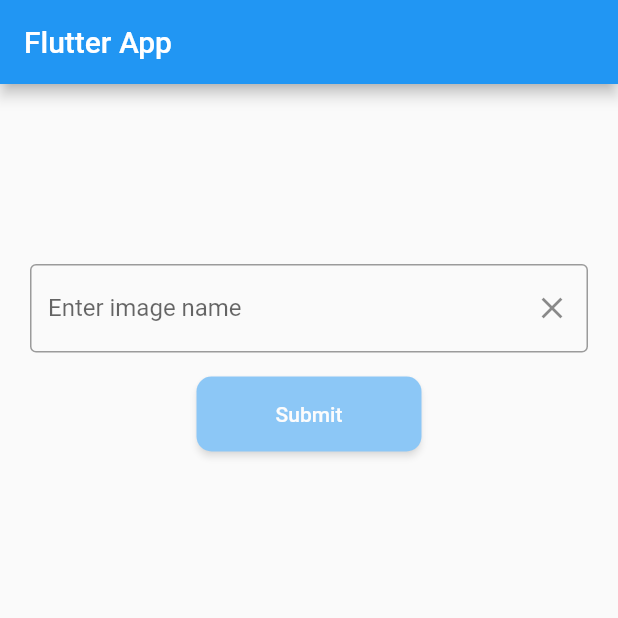
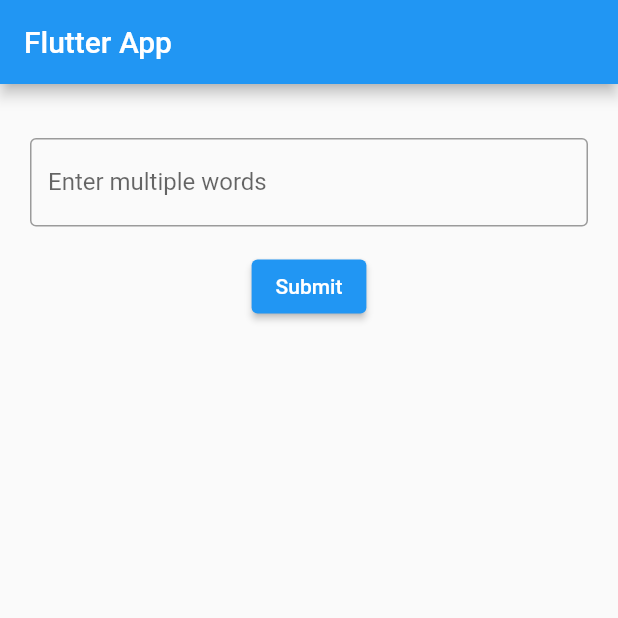
Before and after one commit to eyos-ias/Text-to-ASL, a Flutter app: the screen it shows after launch, after a tap on "Submit", on a phone screen of 412 x 824 dp, the top half of it. Run offline on Flutter 3.47's test engine with Material 2 defaults, Android fonts, the phone set to English and light mode, and no system bars.

Commit message:
working with multiple words

```diff
--- a/lib/homepage.dart
+++ b/lib/homepage.dart
@@ -7,17 +7,7 @@ class MyHomePage extends StatefulWidget {
 
 class _MyHomePageState extends State<MyHomePage> {
   final TextEditingController _textEditingController = TextEditingController();
-  bool _isDisplayVisible = false;
-  String imageName = '';
-  Map<String, String> imageMap = {
-    'image': 'images/image.jpg',
-    'all': 'images/all.gif',
-    // Add mappings for the remaining images here
-    // 'image3': 'images/image3.jpg',
-    // 'image4': 'images/image4.jpg',
-    // ...
-    // 'image25': 'images/image25.jpg',
-  };
+  List<String> words = [];
 
   @override
   void dispose() {
@@ -26,12 +16,18 @@ class _MyHomePageState extends State<MyHomePage> {
   }
 
   void _submitForm() {
-    FocusScope.of(context).unfocus(); // Hide the keyboard
-    if (imageName.isNotEmpty) {
+    String input = _textEditingController.text.trim();
+    if (input.isNotEmpty) {
+      List<String> inputWords = input.split(' ');
       setState(() {
-        _isDisplayVisible = true;
+        words.addAll(inputWords);
       });
+      _textEditingController.clear();
     }
+  }
+
+  String getGifPath(String word) {
+    return 'images/$word.gif';
   }
 
   @override
@@ -45,75 +41,39 @@ class _MyHomePageState extends State<MyHomePage> {
           padding: EdgeInsets.all(20.0),
           child: Column(
             children: [
-              Visibility(
-                visible: _isDisplayVisible,
-                child: Column(
-                  children: [
-                    Container(
-                      width: double.infinity,
-                      height: 200.0,
-                      decoration: BoxDecoration(
-                        border: Border.all(color: Colors.blue),
-                      ),
-                      child: Image.asset(
-                        imageMap[imageName] ?? '',
-                        fit: BoxFit.cover,
-                      ),
-                    ),
-                    SizedBox(height: 16.0),
-                    ElevatedButton(
-                      onPressed: () {
-                        setState(() {
-                          _isDisplayVisible = false;
-                        });
-                      },
-                      child: Text('Return to Homepage'),
-                    ),
-                  ],
+              GridView.builder(
+                shrinkWrap: true,
+                physics: NeverScrollableScrollPhysics(),
+                gridDelegate: SliverGridDelegateWithFixedCrossAxisCount(
+                  crossAxisCount: 2,
+                  crossAxisSpacing: 10.0,
+                  mainAxisSpacing: 10.0,
                 ),
+                itemCount: words.length,
+                itemBuilder: (context, index) {
+                  String word = words[index];
+                  String gifPath = getGifPath(word);
+                  return Image.asset(
+                    gifPath,
+                    width: 200.0,
+                    height: 200.0,
+                  );
+                },
               ),
-              SizedBox(height: 100.0),
+              SizedBox(height: 16.0),
               TextField(
                 controller: _textEditingController,
                 decoration: InputDecoration(
-                  labelText: 'Enter image name',
+                  labelText: 'Enter multiple words',
                   border: OutlineInputBorder(
                     borderSide: BorderSide(color: Colors.blue),
                   ),
-                  suffixIcon: IconButton(
-                    icon: Icon(Icons.clear),
-                    onPressed: () {
-                      setState(() {
-                        _textEditingController.clear();
-                        imageName = '';
-                        _isDisplayVisible =
-                            false; // Hide display box and button
-                      });
-                    },
-                  ),
                 ),
-                onChanged: (value) {
-                  setState(() {
-                    imageName = value;
-                  });
-                },
               ),
               SizedBox(height: 16.0),
-              Container(
-                width: 150.0,
-                height: 50.0,
-                child: Opacity(
-                  opacity: imageName.isNotEmpty ? 1.0 : 0.5,
-                  child: ElevatedButton(
-                    onPressed: _submitForm,
-                    style: ElevatedButton.styleFrom(
-                      shape: RoundedRectangleBorder(
-                        borderRadius: BorderRadius.circular(10.0),
-                      ),
-                    ),
-                    child: Text('Submit'),
-                  ),
-                ),
+              ElevatedButton(
+                onPressed: _submitForm,
+                child: Text('Submit'),
               ),
             ],
           ),
```
